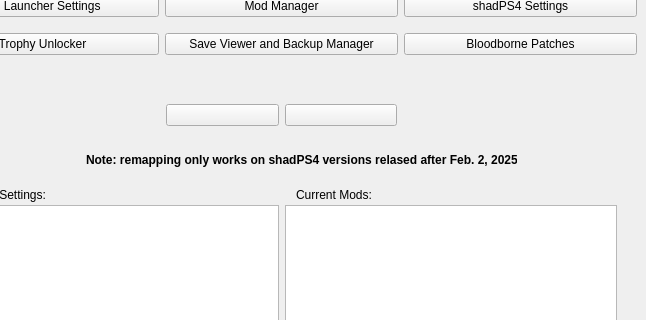
This is modules/bblauncher.ui in rainmakerv3/BB_Launcher as Qt 5 draws it before an edit; both pictures show x 84 to 730 and y 185 to 505 of the 730 by 683 pixel window. The edited form follows.
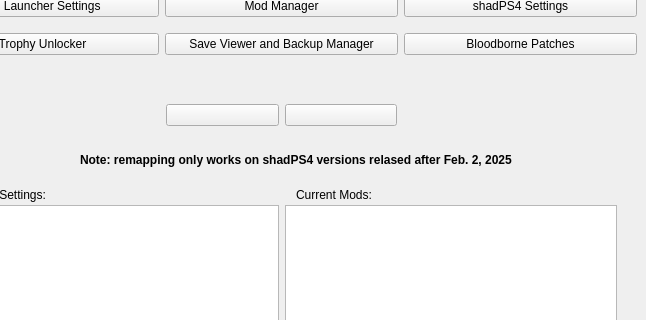
This is the edited form.

Diff of the .ui file:
```diff
--- a/modules/bblauncher.ui
+++ b/modules/bblauncher.ui
@@ -395,9 +395,9 @@
    <widget class="QLabel" name="label_3">
     <property name="geometry">
      <rect>
-      <x>170</x>
+      <x>164</x>
       <y>337</y>
-      <width>431</width>
+      <width>471</width>
       <height>16</height>
      </rect>
     </property>
```
